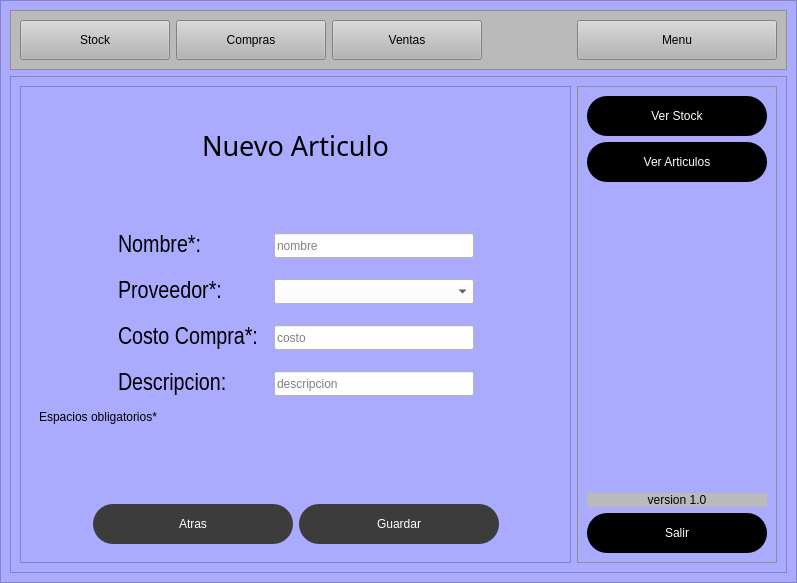
Ryderd20/Gestor-Stock, file Views/Principal.ui: the form before one commit.
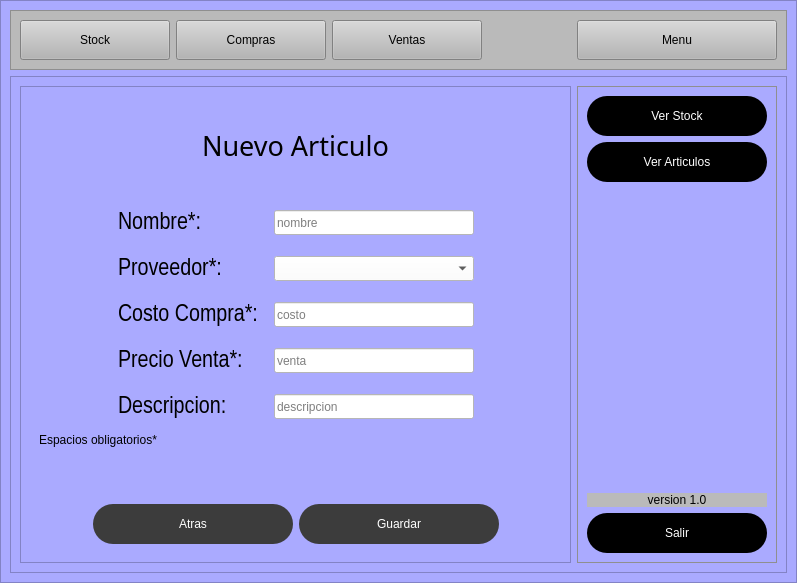
The form after the commit. The open tabs and pages were chosen to show the change.

Commit message: Tabla Articulos

What changed in the file:
```diff
--- a/Views/Principal.ui
+++ b/Views/Principal.ui
@@ -1934,6 +1934,74 @@
                    </item>
                   </layout>
                  </item>
+                 <item>
+                  <layout class="QHBoxLayout" name="horizontalLayout_31">
+                   <item>
+                    <spacer name="horizontalSpacer_54">
+                     <property name="orientation">
+                      <enum>Qt::Horizontal</enum>
+                     </property>
+                     <property name="sizeHint" stdset="0">
+                      <size>
+                       <width>40</width>
+                       <height>20</height>
+                      </size>
+                     </property>
+                    </spacer>
+                   </item>
+                   <item>
+                    <widget class="QLabel" name="label_40">
+                     <property name="minimumSize">
+                      <size>
+                       <width>150</width>
+                       <height>40</height>
+                      </size>
+                     </property>
+                     <property name="font">
+                      <font>
+                       <family>Arial Narrow</family>
+                       <pointsize>18</pointsize>
+                      </font>
+                     </property>
+                     <property name="text">
+                      <string>Precio Venta*:</string>
+                     </property>
+                    </widget>
+                   </item>
+                   <item>
+                    <widget class="QLineEdit" name="input_precio_articulo_nuevo">
+                     <property name="minimumSize">
+                      <size>
+                       <width>200</width>
+                       <height>25</height>
+                      </size>
+                     </property>
+                     <property name="maximumSize">
+                      <size>
+                       <width>400</width>
+                       <height>16777215</height>
+                      </size>
+                     </property>
+                     <property name="placeholderText">
+                      <string>venta</string>
+                     </property>
+                    </widget>
+                   </item>
+                   <item>
+                    <spacer name="horizontalSpacer_55">
+                     <property name="orientation">
+                      <enum>Qt::Horizontal</enum>
+                     </property>
+                     <property name="sizeHint" stdset="0">
+                      <size>
+                       <width>40</width>
+                       <height>20</height>
+                      </size>
+                     </property>
+                    </spacer>
+                   </item>
+                  </layout>
+                 </item>
                  <item>
                   <layout class="QHBoxLayout" name="horizontalLayout_24">
                    <item>
```
Left out of the diff: 82 changed lines with no effect on the pictures. The commit also changes 6 other files.
